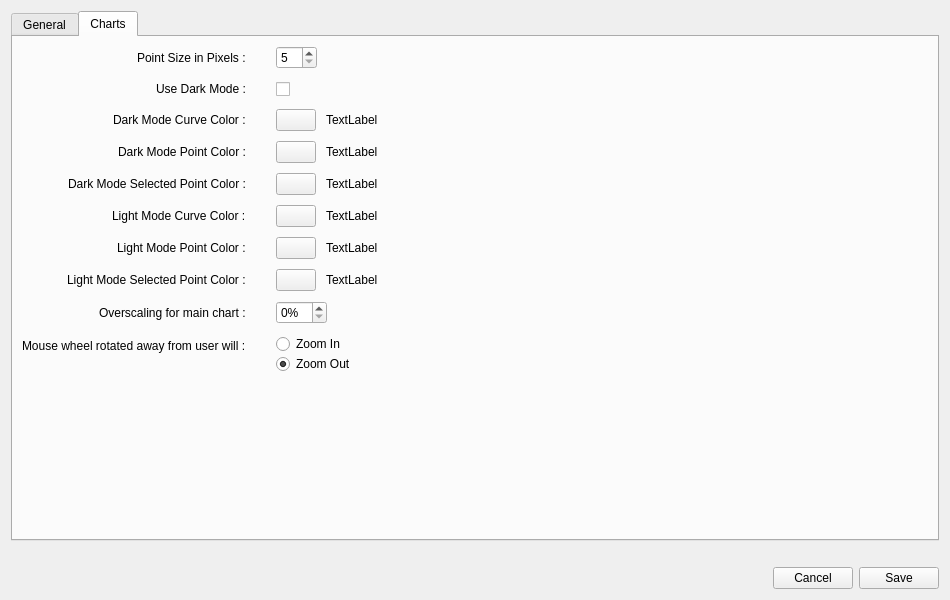
Qt form src/optionsdialog.ui (redmoon1945/gbp) before a commit.
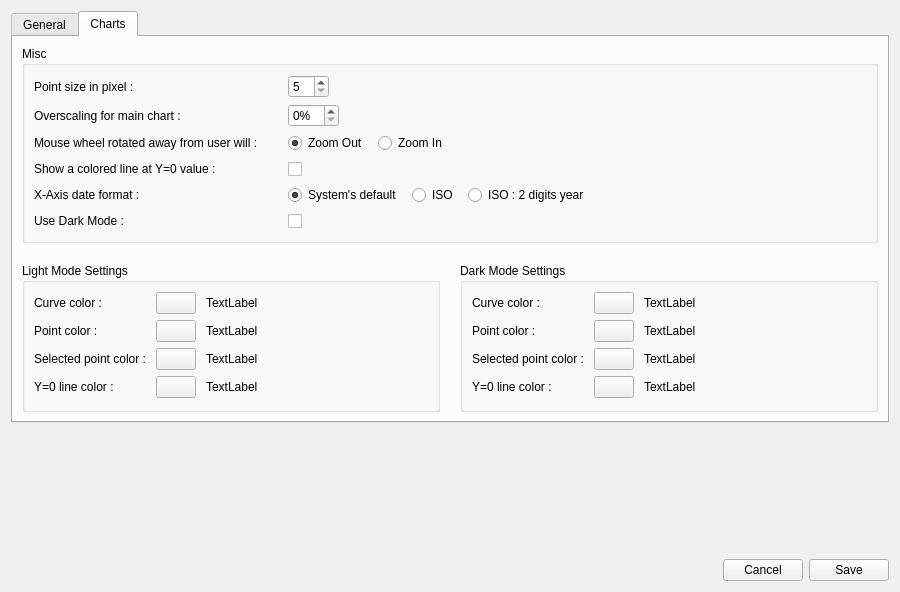
The same form after that commit. The open tabs and pages were chosen to show the change.

```diff
--- a/src/optionsdialog.ui
+++ b/src/optionsdialog.ui
@@ -6,16 +6,28 @@
    <rect>
     <x>0</x>
     <y>0</y>
-    <width>950</width>
-    <height>600</height>
+    <width>900</width>
+    <height>592</height>
    </rect>
   </property>
+  <property name="sizePolicy">
+   <sizepolicy hsizetype="Preferred" vsizetype="Preferred">
+    <horstretch>0</horstretch>
+    <verstretch>0</verstretch>
+   </sizepolicy>
+  </property>
   <property name="windowTitle">
    <string>Options Editing</string>
   </property>
   <layout class="QVBoxLayout" name="verticalLayout_2">
    <item>
     <widget class="QTabWidget" name="tabWidget">
+     <property name="sizePolicy">
+      <sizepolicy hsizetype="Expanding" vsizetype="Preferred">
+       <horstretch>0</horstretch>
+       <verstretch>0</verstretch>
+      </sizepolicy>
+     </property>
      <property name="currentIndex">
       <number>0</number>
      </property>
@@ -463,23 +475,38 @@
        <string>Charts</string>
       </attribute>
       <layout class="QVBoxLayout" name="verticalLayout_9">
+       <property name="spacing">
+        <number>20</number>
+       </property>
        <item>
-        <layout class="QVBoxLayout" name="verticalLayout_8">
+        <widget class="QGroupBox" name="globalGroupBox">
+         <property name="sizePolicy">
+          <sizepolicy hsizetype="Preferred" vsizetype="Minimum">
+           <horstretch>0</horstretch>
+           <verstretch>0</verstretch>
+          </sizepolicy>
+         </property>
+         <property name="title">
+          <string>Misc</string>
+         </property>
+         <layout class="QVBoxLayout" name="verticalLayout_14">
          <item>
-          <layout class="QFormLayout" name="formLayout_3">
-           <property name="labelAlignment">
-            <set>Qt::AlignmentFlag::AlignRight|Qt::AlignmentFlag::AlignTrailing|Qt::AlignmentFlag::AlignVCenter</set>
+           <layout class="QVBoxLayout" name="verticalLayout_13">
+            <item>
+             <layout class="QFormLayout" name="formLayout_7">
+              <property name="fieldGrowthPolicy">
+               <enum>QFormLayout::FieldGrowthPolicy::ExpandingFieldsGrow</enum>
            </property>
            <property name="horizontalSpacing">
             <number>30</number>
            </property>
            <property name="verticalSpacing">
-            <number>10</number>
+               <number>6</number>
            </property>
            <item row="0" column="0">
-            <widget class="QLabel" name="label_14">
+               <widget class="QLabel" name="label_22">
              <property name="text">
-              <string>Point Size in Pixels :</string>
+                 <string>Point size in pixel :</string>
              </property>
             </widget>
            </item>
@@ -517,6 +544,255 @@
             </layout>
            </item>
            <item row="1" column="0">
+               <widget class="QLabel" name="label_8">
+                <property name="font">
+                 <font>
+                  <bold>false</bold>
+                 </font>
+                </property>
+                <property name="text">
+                 <string>Overscaling for main chart :</string>
+                </property>
+               </widget>
+              </item>
+              <item row="1" column="1">
+               <layout class="QHBoxLayout" name="horizontalLayout_17">
+                <item>
+                 <widget class="QSpinBox" name="scalingMainChartSpinBox">
+                  <property name="sizePolicy">
+                   <sizepolicy hsizetype="Preferred" vsizetype="Preferred">
+                    <horstretch>0</horstretch>
+                    <verstretch>0</verstretch>
+                   </sizepolicy>
+                  </property>
+                  <property name="toolTip">
+                   <string>&lt;html&gt;&lt;head/&gt;&lt;body&gt;&lt;p&gt;Sets the level of &amp;quot;overscaling” to be applied on the Cash Balance Chart X and Y axis. It basically unzooms a bit the Chart, so that it is easier to see data points located at the extreme corners. 0% means no overscaling,&lt;/p&gt;&lt;/body&gt;&lt;/html&gt;</string>
+                  </property>
+                  <property name="suffix">
+                   <string>%</string>
+                  </property>
+                  <property name="maximum">
+                   <number>10</number>
+                  </property>
+                 </widget>
+                </item>
+                <item>
+                 <spacer name="horizontalSpacer_11">
+                  <property name="orientation">
+                   <enum>Qt::Orientation::Horizontal</enum>
+                  </property>
+                  <property name="sizeHint" stdset="0">
+                   <size>
+                    <width>40</width>
+                    <height>20</height>
+                   </size>
+                  </property>
+                 </spacer>
+                </item>
+               </layout>
+              </item>
+              <item row="2" column="0">
+               <widget class="QLabel" name="label_15">
+                <property name="text">
+                 <string>Mouse wheel rotated away from user will :</string>
+                </property>
+               </widget>
+              </item>
+              <item row="2" column="1">
+               <layout class="QHBoxLayout" name="horizontalLayout_10">
+                <item>
+                 <widget class="QRadioButton" name="wheelZoomOutRadioButton">
+                  <property name="text">
+                   <string>Zoom Out</string>
+                  </property>
+                  <property name="checked">
+                   <bool>true</bool>
+                  </property>
+                  <attribute name="buttonGroup">
+                   <string notr="true">buttonGroup</string>
+                  </attribute>
+                 </widget>
+                </item>
+                <item>
+                 <spacer name="horizontalSpacer_27">
+                  <property name="orientation">
+                   <enum>Qt::Orientation::Horizontal</enum>
+                  </property>
+                  <property name="sizeType">
+                   <enum>QSizePolicy::Policy::Fixed</enum>
+                  </property>
+                  <property name="sizeHint" stdset="0">
+                   <size>
+                    <width>10</width>
+                    <height>5</height>
+                   </size>
+                  </property>
+                 </spacer>
+                </item>
+                <item>
+                 <widget class="QRadioButton" name="wheelZoomInRadioButton">
+                  <property name="text">
+                   <string>Zoom In</string>
+                  </property>
+                  <attribute name="buttonGroup">
+                   <string notr="true">buttonGroup</string>
+                  </attribute>
+                 </widget>
+                </item>
+                <item>
+                 <spacer name="horizontalSpacer_26">
+                  <property name="orientation">
+                   <enum>Qt::Orientation::Horizontal</enum>
+                  </property>
+                  <property name="sizeHint" stdset="0">
+                   <size>
+                    <width>40</width>
+                    <height>20</height>
+                   </size>
+                  </property>
+                 </spacer>
+                </item>
+               </layout>
+              </item>
+              <item row="3" column="0">
+               <widget class="QLabel" name="label_17">
+                <property name="text">
+                 <string>Show a colored line at Y=0 value :</string>
+                </property>
+               </widget>
+              </item>
+              <item row="3" column="1">
+               <layout class="QHBoxLayout" name="horizontalLayout_9">
+                <item>
+                 <widget class="QCheckBox" name="showYzeroLineCheckBox">
+                  <property name="sizePolicy">
+                   <sizepolicy hsizetype="Minimum" vsizetype="Preferred">
+                    <horstretch>0</horstretch>
+                    <verstretch>0</verstretch>
+                   </sizepolicy>
+                  </property>
+                  <property name="toolTip">
+                   <string>&lt;html&gt;&lt;head/&gt;&lt;body&gt;&lt;p&gt;If &lt;span style=&quot; font-weight:700;&quot;&gt;checked&lt;/span&gt; : Show a gray dashed line at Y value = 0. It makes easier to see where the curve crosses 0.&lt;/p&gt;&lt;p&gt;If &lt;span style=&quot; font-weight:700;&quot;&gt;unchecked&lt;/span&gt; : Don't show the line.&lt;/p&gt;&lt;/body&gt;&lt;/html&gt;</string>
+                  </property>
+                  <property name="text">
+                   <string/>
+                  </property>
+                 </widget>
+                </item>
+                <item>
+                 <spacer name="horizontalSpacer_30">
+                  <property name="orientation">
+                   <enum>Qt::Orientation::Horizontal</enum>
+                  </property>
+                  <property name="sizeHint" stdset="0">
+                   <size>
+                    <width>40</width>
+                    <height>20</height>
+                   </size>
+                  </property>
+                 </spacer>
+                </item>
+               </layout>
+              </item>
+              <item row="4" column="0">
+               <widget class="QLabel" name="label_18">
+                <property name="text">
+                 <string>X-Axis date format :</string>
+                </property>
+               </widget>
+              </item>
+              <item row="4" column="1">
+               <layout class="QHBoxLayout" name="horizontalLayout_12">
+                <item>
+                 <widget class="QRadioButton" name="xAxisDateLocaleRadioButton">
+                  <property name="toolTip">
+                   <string>&lt;html&gt;&lt;head/&gt;&lt;body&gt;&lt;p&gt;On the X-Axis of charts, dates are formatted according to the system's default for date/time formatting (&amp;quot;short&amp;quot; version). &lt;/p&gt;&lt;/body&gt;&lt;/html&gt;</string>
+                  </property>
+                  <property name="text">
+                   <string>System's default</string>
+                  </property>
+                  <property name="checked">
+                   <bool>true</bool>
+                  </property>
+                  <attribute name="buttonGroup">
+                   <string notr="true">buttonGroup_4</string>
+                  </attribute>
+                 </widget>
+                </item>
+                <item>
+                 <spacer name="horizontalSpacer_28">
+                  <property name="orientation">
+                   <enum>Qt::Orientation::Horizontal</enum>
+                  </property>
+                  <property name="sizeType">
+                   <enum>QSizePolicy::Policy::Fixed</enum>
+                  </property>
+                  <property name="sizeHint" stdset="0">
+                   <size>
+                    <width>10</width>
+                    <height>20</height>
+                   </size>
+                  </property>
+                 </spacer>
+                </item>
+                <item>
+                 <widget class="QRadioButton" name="xAxisDateIsoRadioButton">
+                  <property name="toolTip">
+                   <string>&lt;html&gt;&lt;head/&gt;&lt;body&gt;&lt;p&gt;On the X-Axis of charts, dates are formatted in ISO 8601 format, that is &lt;span style=&quot; font-weight:700;&quot;&gt;YYYY-MM-DD&lt;/span&gt; (e.g. 31 dec 2026 is 2026-12-31), where YYYY is the full year, MM is the month (decimal) and DD is the day (decimal).&lt;/p&gt;&lt;/body&gt;&lt;/html&gt;</string>
+                  </property>
+                  <property name="text">
+                   <string>ISO</string>
+                  </property>
+                  <attribute name="buttonGroup">
+                   <string notr="true">buttonGroup_4</string>
+                  </attribute>
+                 </widget>
+                </item>
+                <item>
+                 <spacer name="horizontalSpacer_29">
+                  <property name="orientation">
+                   <enum>Qt::Orientation::Horizontal</enum>
+                  </property>
+                  <property name="sizeType">
+                   <enum>QSizePolicy::Policy::Fixed</enum>
+                  </property>
+                  <property name="sizeHint" stdset="0">
+                   <size>
+                    <width>10</width>
+                    <height>20</height>
+                   </size>
+                  </property>
+                 </spacer>
+                </item>
+                <item>
+                 <widget class="QRadioButton" name="xAxisDateIsoTwoDigitsRadioButton">
+                  <property name="toolTip">
+                   <string>&lt;html&gt;&lt;head/&gt;&lt;body&gt;&lt;p&gt;On the X-Axis of charts, dates are formatted as &lt;span style=&quot; font-weight:700;&quot;&gt;YY-MM-DD&lt;/span&gt; , where YY is the last 2 digits of the year, MM is the month (decimal) and DD is the day (decimal). This short version of ISO allows better visibility when big fonts are used.&lt;/p&gt;&lt;/body&gt;&lt;/html&gt;</string>
+                  </property>
+                  <property name="text">
+                   <string>ISO : 2 digits year</string>
+                  </property>
+                  <attribute name="buttonGroup">
+                   <string notr="true">buttonGroup_4</string>
+                  </attribute>
+                 </widget>
+                </item>
+                <item>
+                 <spacer name="horizontalSpacer_25">
+                  <property name="orientation">
+                   <enum>Qt::Orientation::Horizontal</enum>
+                  </property>
+                  <property name="sizeHint" stdset="0">
+                   <size>
+                    <width>40</width>
+                    <height>20</height>
+                   </size>
+                  </property>
+                 </spacer>
+                </item>
+               </layout>
+              </item>
+              <item row="5" column="0">
             <widget class="QLabel" name="label_2">
              <property name="font">
               <font>
@@ -528,7 +804,7 @@
              </property>
             </widget>
            </item>
-           <item row="1" column="1">
+              <item row="5" column="1">
             <layout class="QHBoxLayout" name="horizontalLayout_11">
              <item>
               <widget class="QCheckBox" name="chartDarkModeCheckBox">
@@ -561,201 +837,44 @@
              </item>
             </layout>
            </item>
-           <item row="2" column="0">
-            <widget class="QLabel" name="label_3">
-             <property name="font">
-              <font>
-               <bold>false</bold>
-              </font>
-             </property>
-             <property name="text">
-              <string>Dark Mode Curve Color :</string>
-             </property>
-            </widget>
-           </item>
-           <item row="2" column="1">
-            <layout class="QHBoxLayout" name="horizontalLayout_13">
-             <item>
-              <widget class="QPushButton" name="darkModeCurveColorPushButton">
-               <property name="sizePolicy">
-                <sizepolicy hsizetype="Minimum" vsizetype="Preferred">
-                 <horstretch>0</horstretch>
-                 <verstretch>0</verstretch>
-                </sizepolicy>
-               </property>
-               <property name="toolTip">
-                <string>&lt;html&gt;&lt;head/&gt;&lt;body&gt;&lt;p&gt;Set the color of the cash balance curve when Charts Dark Mode is enabled.&lt;/p&gt;&lt;/body&gt;&lt;/html&gt;</string>
-               </property>
-               <property name="text">
-                <string/>
-               </property>
-              </widget>
-             </item>
-             <item>
-              <spacer name="horizontalSpacer_4">
-               <property name="orientation">
-                <enum>Qt::Orientation::Horizontal</enum>
-               </property>
-               <property name="sizeType">
-                <enum>QSizePolicy::Policy::Fixed</enum>
-               </property>
-               <property name="sizeHint" stdset="0">
-                <size>
-                 <width>10</width>
-                 <height>20</height>
-                </size>
-               </property>
-              </spacer>
-             </item>
-             <item>
-              <widget class="QLabel" name="darkModeCurveColorLabel">
-               <property name="text">
-                <string>TextLabel</string>
-               </property>
-              </widget>
-             </item>
-             <item>
-              <spacer name="horizontalSpacer_7">
-               <property name="orientation">
-                <enum>Qt::Orientation::Horizontal</enum>
-               </property>
-               <property name="sizeHint" stdset="0">
-                <size>
-                 <width>40</width>
-                 <height>20</height>
-                </size>
-               </property>
-              </spacer>
-             </item>
-            </layout>
-           </item>
-           <item row="3" column="0">
-            <widget class="QLabel" name="label">
-             <property name="text">
-              <string>Dark Mode Point Color :</string>
-             </property>
-            </widget>
-           </item>
-           <item row="3" column="1">
-            <layout class="QHBoxLayout" name="horizontalLayout_3">
+             </layout>
+            </item>
+           </layout>
+          </item>
+         </layout>
+        </widget>
+       </item>
              <item>
-              <widget class="QPushButton" name="darkModePointColorPushButton">
-               <property name="sizePolicy">
-                <sizepolicy hsizetype="Minimum" vsizetype="Preferred">
-                 <horstretch>0</horstretch>
-                 <verstretch>0</verstretch>
-                </sizepolicy>
-               </property>
-               <property name="toolTip">
-                <string>&lt;html&gt;&lt;head/&gt;&lt;body&gt;&lt;p&gt;Set the color of the data points of the cash balance curve when Charts Dark Mode is enabled.&lt;/p&gt;&lt;/body&gt;&lt;/html&gt;</string>
-               </property>
-               <property name="text">
-                <string/>
-               </property>
-              </widget>
-             </item>
+        <layout class="QHBoxLayout" name="horizontalLayout_25">
+         <property name="spacing">
+          <number>20</number>
+         </property>
              <item>
-              <spacer name="horizontalSpacer_8">
-               <property name="orientation">
-                <enum>Qt::Orientation::Horizontal</enum>
-               </property>
-               <property name="sizeType">
-                <enum>QSizePolicy::Policy::Fixed</enum>
-               </property>
-               <property name="sizeHint" stdset="0">
-                <size>
-                 <width>10</width>
-                 <height>20</height>
-                </size>
-               </property>
-              </spacer>
-             </item>
-             <item>
-              <widget class="QLabel" name="darkModePointColorLabel">
-               <property name="text">
-                <string>TextLabel</string>
-               </property>
-              </widget>
-             </item>
-             <item>
-              <spacer name="horizontalSpacer_16">
-               <property name="orientation">
-                <enum>Qt::Orientation::Horizontal</enum>
-               </property>
-               <property name="sizeHint" stdset="0">
-                <size>
-                 <width>40</width>
-                 <height>20</height>
-                </size>
-               </property>
-              </spacer>
-             </item>
-            </layout>
-           </item>
-           <item row="4" column="0">
-            <widget class="QLabel" name="label_6">
-             <property name="text">
-              <string>Dark Mode Selected Point Color :</string>
-             </property>
-            </widget>
-           </item>
-           <item row="4" column="1">
-            <layout class="QHBoxLayout" name="horizontalLayout_4">
-             <item>
-              <widget class="QPushButton" name="darkModeSelectedPointColorPushButton">
+          <widget class="QGroupBox" name="lightModeSettingsGroupBox">
                <property name="sizePolicy">
-                <sizepolicy hsizetype="Minimum" vsizetype="Preferred">
+            <sizepolicy hsizetype="Preferred" vsizetype="Minimum">
                  <horstretch>0</horstretch>
                  <verstretch>0</verstretch>
                 </sizepolicy>
                </property>
-               <property name="toolTip">
-                <string>&lt;html&gt;&lt;head/&gt;&lt;body&gt;&lt;p&gt;Set the color of the selected point of the cash balance curve when Charts Dark Mode is enabled.&lt;/p&gt;&lt;/body&gt;&lt;/html&gt;</string>
-               </property>
-               <property name="text">
-                <string/>
-               </property>
-              </widget>
-             </item>
+           <property name="title">
+            <string>Light Mode Settings</string>
+           </property>
+           <layout class="QVBoxLayout" name="verticalLayout_10">
              <item>
-              <spacer name="horizontalSpacer_17">
-               <property name="orientation">
-                <enum>Qt::Orientation::Horizontal</enum>
-               </property>
-               <property name="sizeType">
-                <enum>QSizePolicy::Policy::Fixed</enum>
-               </property>
-               <property name="sizeHint" stdset="0">
-                <size>
-                 <width>10</width>
-                 <height>20</height>
-                </size>
-               </property>
-              </spacer>
-             </item>
+             <layout class="QVBoxLayout" name="verticalLayout_5">
              <item>
-              <widget class="QLabel" name="darkModeSelectedPointColorLabel">
-               <property name="text">
-                <string>TextLabel</string>
-               </property>
-              </widget>
-             </item>
-             <item>
-              <spacer name="horizontalSpacer_18">
-               <property name="orientation">
-                <enum>Qt::Orientation::Horizontal</enum>
-               </property>
-               <property name="sizeHint" stdset="0">
-                <size>
-                 <width>40</width>
-                 <height>20</height>
-                </size>
-               </property>
-              </spacer>
-             </item>
-            </layout>
-           </item>
-           <item row="5" column="0">
+               <layout class="QFormLayout" name="formLayout_5">
+                <property name="fieldGrowthPolicy">
+                 <enum>QFormLayout::FieldGrowthPolicy::ExpandingFieldsGrow</enum>
+                </property>
+                <property name="horizontalSpacing">
+                 <number>10</number>
+                </property>
+                <property name="verticalSpacing">
+                 <number>6</number>
+                </property>
+                <item row="0" column="0">
             <widget class="QLabel" name="label_4">
              <property name="font">
               <font>
@@ -763,11 +882,11 @@
               </font>
              </property>
              <property name="text">
-              <string>Light Mode Curve Color :</string>
+                   <string>Curve color :</string>
              </property>
             </widget>
            </item>
-           <item row="5" column="1">
+                <item row="0" column="1">
             <layout class="QHBoxLayout" name="horizontalLayout_14">
              <item>
               <widget class="QPushButton" name="lightModeCurveColorPushButton">
@@ -823,14 +942,14 @@
              </item>
             </layout>
            </item>
-           <item row="6" column="0">
+                <item row="1" column="0">
             <widget class="QLabel" name="label_12">
              <property name="text">
-              <string>Light Mode Point Color :</string>
+                   <string>Point color :</string>
              </property>
             </widget>
            </item>
-           <item row="6" column="1">
+                <item row="1" column="1">
             <layout class="QHBoxLayout" name="horizontalLayout_5">
              <item>
               <widget class="QPushButton" name="lightModePointColorPushButton">
@@ -886,14 +1005,14 @@
              </item>
             </layout>
            </item>
-           <item row="7" column="0">
+                <item row="2" column="0">
             <widget class="QLabel" name="label_13">
              <property name="text">
-              <string>Light Mode Selected Point Color :</string>
+                   <string>Selected point color :</string>
              </property>
             </widget>
            </item>
-           <item row="7" column="1">
+                <item row="2" column="1">
             <layout class="QHBoxLayout" name="horizontalLayout_6">
              <item>
               <widget class="QPushButton" name="lightModeSelectedPointColorPushButton">
@@ -949,41 +1068,53 @@
              </item>
             </layout>
            </item>
-           <item row="8" column="0">
-            <widget class="QLabel" name="label_8">
-             <property name="font">
-              <font>
-               <bold>false</bold>
-              </font>
-             </property>
+                <item row="3" column="0">
+                 <widget class="QLabel" name="label_21">
              <property name="text">
-              <string>Overscaling for main chart :</string>
+                   <string>Y=0 line color :</string>
              </property>
             </widget>
            </item>
-           <item row="8" column="1">
-            <layout class="QHBoxLayout" name="horizontalLayout_17">
+                <item row="3" column="1">
+                 <layout class="QHBoxLayout" name="horizontalLayout_19">
              <item>
-              <widget class="QSpinBox" name="scalingMainChartSpinBox">
+                   <widget class="QPushButton" name="lightModeYzeroLineColorPushButton">
                <property name="sizePolicy">
-                <sizepolicy hsizetype="Preferred" vsizetype="Preferred">
+                     <sizepolicy hsizetype="Minimum" vsizetype="Preferred">
                  <horstretch>0</horstretch>
                  <verstretch>0</verstretch>
                 </sizepolicy>
                </property>
-               <property name="toolTip">
-                <string>&lt;html&gt;&lt;head/&gt;&lt;body&gt;&lt;p&gt;Sets the level of &amp;quot;overscaling” to be applied on the Cash Balance Chart X and Y axis. It basically unzooms a bit the Chart, so that it is easier to see data points located at the extreme corners. 0% means no overscaling,&lt;/p&gt;&lt;/body&gt;&lt;/html&gt;</string>
-               </property>
-               <property name="suffix">
-                <string>%</string>
-               </property>
-               <property name="maximum">
-                <number>10</number>
-               </property>
+                    <property name="text">
+                     <string/>
+                    </property>
+                   </widget>
+                  </item>
+                  <item>
+                   <spacer name="horizontalSpacer_32">
+                    <property name="orientation">
+                     <enum>Qt::Orientation::Horizontal</enum>
+                    </property>
+                    <property name="sizeType">
+                     <enum>QSizePolicy::Policy::Fixed</enum>
+                    </property>
+                    <property name="sizeHint" stdset="0">
+                     <size>
+                      <width>10</width>
+                      <height>20</height>
+                     </size>
+                    </property>
+                   </spacer>
+                  </item>
+                  <item>
+                   <widget class="QLabel" name="lightModeYzeroLineColorLabel">
+                    <property name="text">
+                     <string>TextLabel</string>
+                    </property>
               </widget>
              </item>
              <item>
-              <spacer name="horizontalSpacer_11">
+                   <spacer name="horizontalSpacer_33">
                <property name="orientation">
                 <enum>Qt::Orientation::Horizontal</enum>
                </property>
@@ -997,50 +1128,304 @@
              </item>
             </layout>
            </item>
-           <item row="9" column="0">
-            <widget class="QLabel" name="label_15">
-             <property name="text">
-              <string>Mouse wheel rotated away from user will :</string>
-             </property>
-            </widget>
-           </item>
-           <item row="9" column="1">
+               </layout>
+              </item>
+             </layout>
+            </item>
+           </layout>
+          </widget>
+         </item>
+         <item>
+          <widget class="QGroupBox" name="darkModeSettingsGroupBox">
+           <property name="sizePolicy">
+            <sizepolicy hsizetype="Preferred" vsizetype="Minimum">
+             <horstretch>0</horstretch>
+             <verstretch>0</verstretch>
+            </sizepolicy>
+           </property>
+           <property name="title">
+            <string>Dark Mode Settings</string>
+           </property>
+           <layout class="QVBoxLayout" name="verticalLayout_4">
+            <item>
             <layout class="QVBoxLayout" name="verticalLayout_3">
              <item>
-              <widget class="QRadioButton" name="wheelZoomInRadioButton">
+               <layout class="QFormLayout" name="formLayout_4">
+                <property name="fieldGrowthPolicy">
+                 <enum>QFormLayout::FieldGrowthPolicy::ExpandingFieldsGrow</enum>
+                </property>
+                <property name="horizontalSpacing">
+                 <number>10</number>
+                </property>
+                <property name="verticalSpacing">
+                 <number>6</number>
+                </property>
+                <item row="0" column="0">
+                 <widget class="QLabel" name="label_3">
+                  <property name="font">
+                   <font>
+                    <bold>false</bold>
+                   </font>
+                  </property>
                <property name="text">
-                <string>Zoom In</string>
-               </property>
-               <attribute name="buttonGroup">
-                <string notr="true">buttonGroup</string>
-               </attribute>
-              </widget>
-             </item>
+                   <string>Curve color :</string>
+                  </property>
+                 </widget>
+                </item>
+                <item row="0" column="1">
+                 <layout class="QHBoxLayout" name="horizontalLayout_13">
              <item>
-              <widget class="QRadioButton" name="wheelZoomOutRadioButton">
+                   <widget class="QPushButton" name="darkModeCurveColorPushButton">
+                    <property name="sizePolicy">
+                     <sizepolicy hsizetype="Minimum" vsizetype="Preferred">
+                      <horstretch>0</horstretch>
+                      <verstretch>0</verstretch>
+                     </sizepolicy>
+                    </property>
+                    <property name="toolTip">
+                     <string>&lt;html&gt;&lt;head/&gt;&lt;body&gt;&lt;p&gt;Set the color of the cash balance curve when Charts Dark Mode is enabled.&lt;/p&gt;&lt;/body&gt;&lt;/html&gt;</string>
+                    </property>
                <property name="text">
-                <string>Zoom Out</string>
-               </property>
-               <property name="checked">
-                <bool>true</bool>
-               </property>
-               <attribute name="buttonGroup">
-                <string notr="true">buttonGroup</string>
-               </attribute>
-              </widget>
-             </item>
-            </layout>
+                     <string/>
+                    </property>
+                   </widget>
+                  </item>
+                  <item>
+                   <spacer name="horizontalSpacer_4">
+                    <property name="orientation">
+                     <enum>Qt::Orientation::Horizontal</enum>
+                    </property>
+                    <property name="sizeType">
+                     <enum>QSizePolicy::Policy::Fixed</enum>
+                    </property>
+                    <property name="sizeHint" stdset="0">
+                     <size>
+                      <width>10</width>
+                      <height>20</height>
+                     </size>
+                    </property>
+                   </spacer>
+                  </item>
+                  <item>
+                   <widget class="QLabel" name="darkModeCurveColorLabel">
+                    <property name="text">
+                     <string>TextLabel</string>
+                    </property>
+                   </widget>
+                  </item>
+                  <item>
+                   <spacer name="horizontalSpacer_7">
+                    <property name="orientation">
+                     <enum>Qt::Orientation::Horizontal</enum>
+                    </property>
+                    <property name="sizeHint" stdset="0">
+                     <size>
+                      <width>40</width>
+                      <height>20</height>
+                     </size>
+                    </property>
+                   </spacer>
            </item>
           </layout>
          </item>
-        </layout>
-       </item>
-      </layout>
-     </widget>
+                <item row="1" column="0">
+                 <widget class="QLabel" name="label">
+                  <property name="text">
+                   <string>Point color :</string>
+                  </property>
+                 </widget>
+                </item>
+                <item row="1" column="1">
+                 <layout class="QHBoxLayout" name="horizontalLayout_3">
+                  <item>
+                   <widget class="QPushButton" name="darkModePointColorPushButton">
+                    <property name="sizePolicy">
+                     <sizepolicy hsizetype="Minimum" vsizetype="Preferred">
+                      <horstretch>0</horstretch>
+                      <verstretch>0</verstretch>
+                     </sizepolicy>
+                    </property>
+                    <property name="toolTip">
+                     <string>&lt;html&gt;&lt;head/&gt;&lt;body&gt;&lt;p&gt;Set the color of the data points of the cash balance curve when Charts Dark Mode is enabled.&lt;/p&gt;&lt;/body&gt;&lt;/html&gt;</string>
+                    </property>
+                    <property name="text">
+                     <string/>
+                    </property>
+                   </widget>
+                  </item>
+                  <item>
+                   <spacer name="horizontalSpacer_8">
+                    <property name="orientation">
+                     <enum>Qt::Orientation::Horizontal</enum>
+                    </property>
+                    <property name="sizeType">
+                     <enum>QSizePolicy::Policy::Fixed</enum>
+                    </property>
+                    <property name="sizeHint" stdset="0">
+                     <size>
+                      <width>10</width>
+                      <height>20</height>
+                     </size>
+                    </property>
+                   </spacer>
+                  </item>
+                  <item>
+                   <widget class="QLabel" name="darkModePointColorLabel">
+                    <property name="text">
+                     <string>TextLabel</string>
+                    </property>
+                   </widget>
+                  </item>
+                  <item>
+                   <spacer name="horizontalSpacer_16">
+                    <property name="orientation">
+                     <enum>Qt::Orientation::Horizontal</enum>
+                    </property>
+                    <property name="sizeHint" stdset="0">
+                     <size>
+                      <width>40</width>
+                      <height>20</height>
+                     </size>
+                    </property>
+                   </spacer>
+                  </item>
+                 </layout>
+                </item>
+                <item row="2" column="0">
+                 <widget class="QLabel" name="label_6">
+                  <property name="text">
+                   <string>Selected point color :</string>
+                  </property>
+                 </widget>
+                </item>
+                <item row="2" column="1">
+                 <layout class="QHBoxLayout" name="horizontalLayout_4">
+                  <item>
+                   <widget class="QPushButton" name="darkModeSelectedPointColorPushButton">
+                    <property name="sizePolicy">
+                     <sizepolicy hsizetype="Minimum" vsizetype="Preferred">
+                      <horstretch>0</horstretch>
+                      <verstretch>0</verstretch>
+                     </sizepolicy>
+                    </property>
+                    <property name="toolTip">
+                     <string>&lt;html&gt;&lt;head/&gt;&lt;body&gt;&lt;p&gt;Set the color of the selected point of the cash balance curve when Charts Dark Mode is enabled.&lt;/p&gt;&lt;/body&gt;&lt;/html&gt;</string>
+                    </property>
+                    <property name="text">
+                     <string/>
+                    </property>
+                   </widget>
+                  </item>
+                  <item>
+                   <spacer name="horizontalSpacer_17">
+                    <property name="orientation">
+                     <enum>Qt::Orientation::Horizontal</enum>
+                    </property>
+                    <property name="sizeType">
+                     <enum>QSizePolicy::Policy::Fixed</enum>
+                    </property>
+                    <property name="sizeHint" stdset="0">
+                     <size>
+                      <width>10</width>
+                      <height>20</height>
+                     </size>
+                    </property>
+                   </spacer>
+                  </item>
+                  <item>
+                   <widget class="QLabel" name="darkModeSelectedPointColorLabel">
+                    <property name="text">
+                     <string>TextLabel</string>
+                    </property>
+                   </widget>
+                  </item>
+                  <item>
+                   <spacer name="horizontalSpacer_18">
+                    <property name="orientation">
+                     <enum>Qt::Orientation::Horizontal</enum>
+                    </property>
+                    <property name="sizeHint" stdset="0">
+                     <size>
+                      <width>40</width>
+                      <height>20</height>
+                     </size>
+                    </property>
+                   </spacer>
+                  </item>
+                 </layout>
+                </item>
+                <item row="3" column="0">
+                 <widget class="QLabel" name="label_20">
+                  <property name="text">
+                   <string>Y=0 line color :</string>
+                  </property>
+                 </widget>
+                </item>
+                <item row="3" column="1">
+                 <layout class="QHBoxLayout" name="horizontalLayout_16">
+                  <item>
+                   <widget class="QPushButton" name="darkModeYzeroLineColorPushButton">
+                    <property name="sizePolicy">
+                     <sizepolicy hsizetype="Minimum" vsizetype="Preferred">
+                      <horstretch>0</horstretch>
+                      <verstretch>0</verstretch>
+                     </sizepolicy>
+                    </property>
+                    <property name="text">
+                     <string/>
+                    </property>
     </widget>
    </item>
    <item>
-    <layout class="QVBoxLayout" name="verticalLayout"/>
+                   <spacer name="horizontalSpacer_24">
+                    <property name="orientation">
+                     <enum>Qt::Orientation::Horizontal</enum>
+                    </property>
+                    <property name="sizeType">
+                     <enum>QSizePolicy::Policy::Fixed</enum>
+                    </property>
+                    <property name="sizeHint" stdset="0">
+                     <size>
+                      <width>10</width>
+                      <height>20</height>
+                     </size>
+                    </property>
+                   </spacer>
+                  </item>
+                  <item>
+                   <widget class="QLabel" name="darkModeYzeroLineColorLabel">
+                    <property name="text">
+                     <string>TextLabel</string>
+                    </property>
+                   </widget>
+                  </item>
+                  <item>
+                   <spacer name="horizontalSpacer_31">
+                    <property name="orientation">
+                     <enum>Qt::Orientation::Horizontal</enum>
+                    </property>
+                    <property name="sizeHint" stdset="0">
+                     <size>
+                      <width>40</width>
+                      <height>20</height>
+                     </size>
+                    </property>
+                   </spacer>
+                  </item>
+                 </layout>
+                </item>
+               </layout>
+              </item>
+             </layout>
+            </item>
+           </layout>
+          </widget>
+         </item>
+        </layout>
+       </item>
+      </layout>
+     </widget>
+    </widget>
    </item>
    <item>
     <spacer name="verticalSpacer">
@@ -1048,7 +1433,7 @@
       <enum>Qt::Orientation::Vertical</enum>
      </property>
      <property name="sizeType">
-      <enum>QSizePolicy::Policy::Fixed</enum>
+      <enum>QSizePolicy::Policy::Expanding</enum>
      </property>
      <property name="sizeHint" stdset="0">
       <size>
```
Left out of the diff: 56 changed lines with no effect on the pictures. Lines whose indentation alone changed are shown as unchanged.
